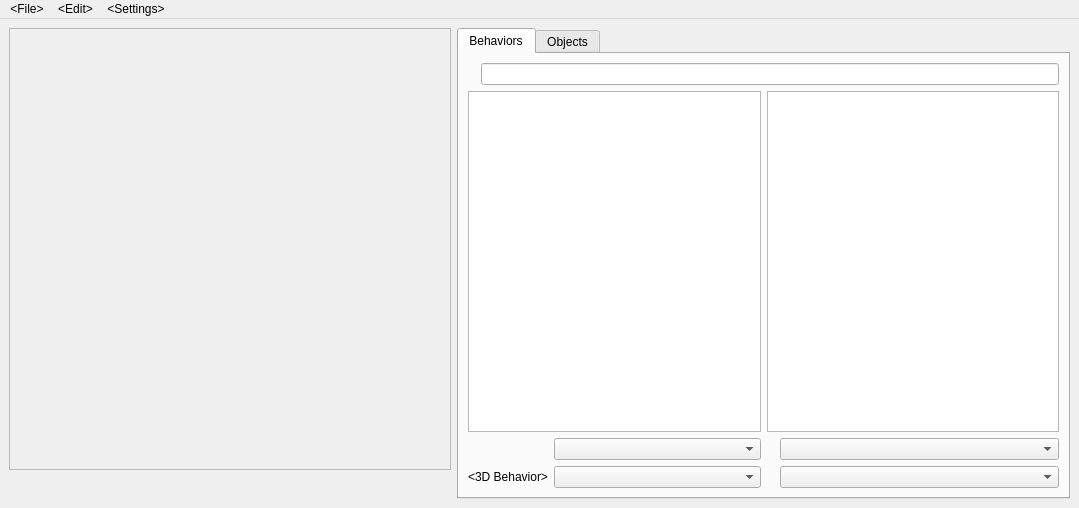
Old version of the form tileseteditorwindow.ui in the repository ExplosBlue/CoinKiller.
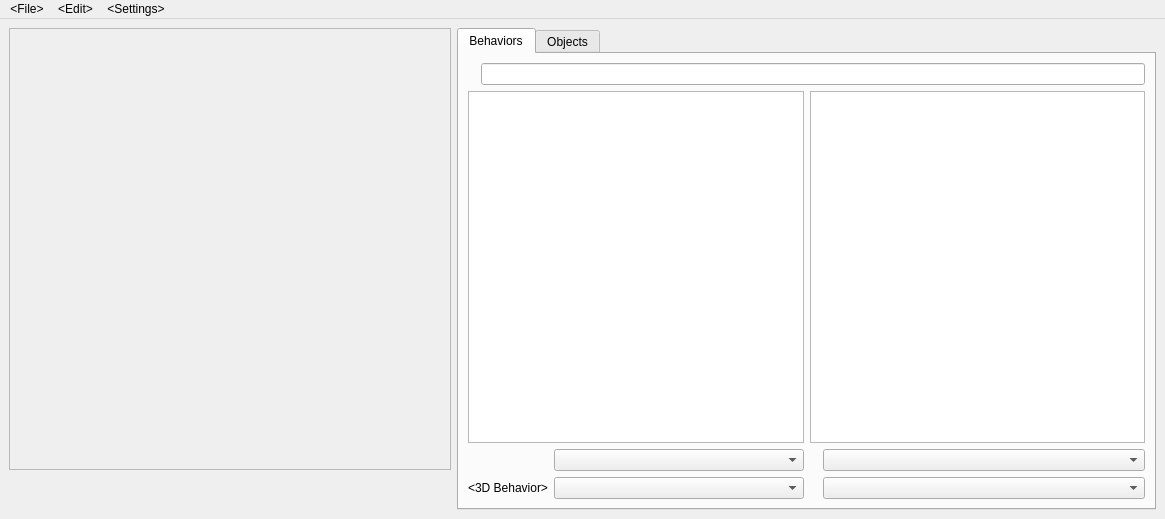
New version of the form.

```diff
--- a/tileseteditorwindow.ui
+++ b/tileseteditorwindow.ui
@@ -6,8 +6,8 @@
    <rect>
     <x>0</x>
     <y>0</y>
-    <width>1058</width>
-    <height>508</height>
+    <width>1165</width>
+    <height>519</height>
    </rect>
   </property>
   <property name="windowTitle">
@@ -780,8 +780,8 @@
     <rect>
      <x>0</x>
      <y>0</y>
-     <width>1058</width>
-     <height>21</height>
+     <width>1165</width>
+     <height>25</height>
     </rect>
    </property>
    <widget class="QMenu" name="menuFile">
```
Left out of the diff: 12 changed lines with no effect on the pictures.
